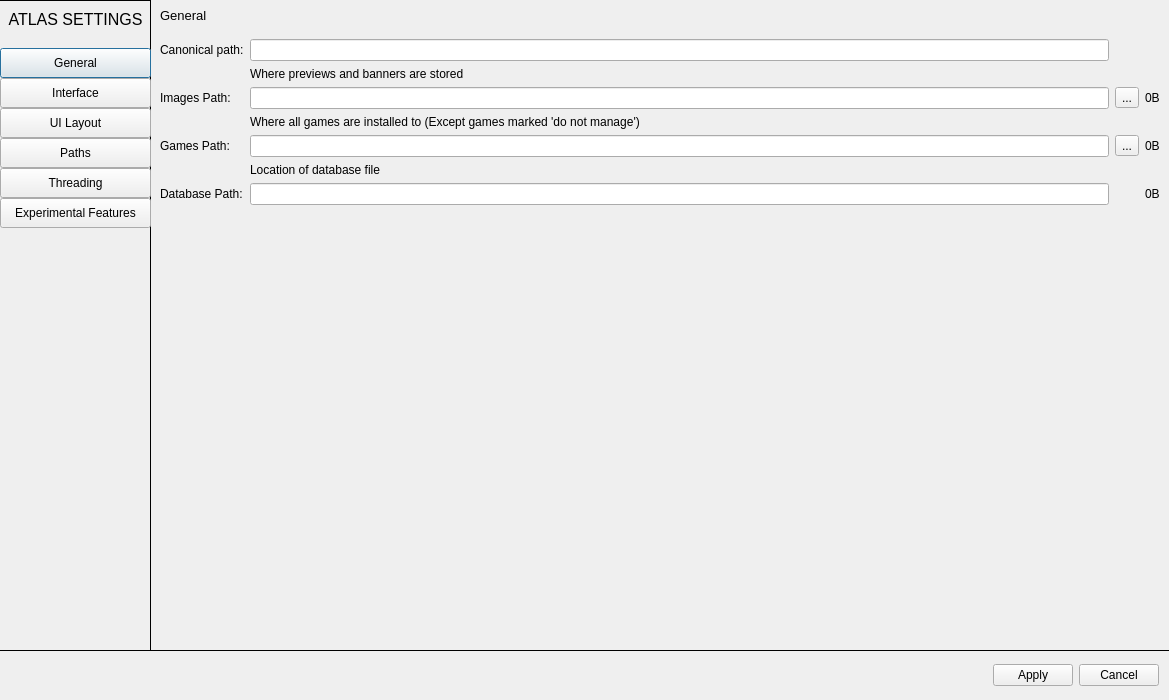
First picture: the form in atlas/ui/dialog/SettingsDialog.ui, repository KJNeko/Atlas, before the edit.
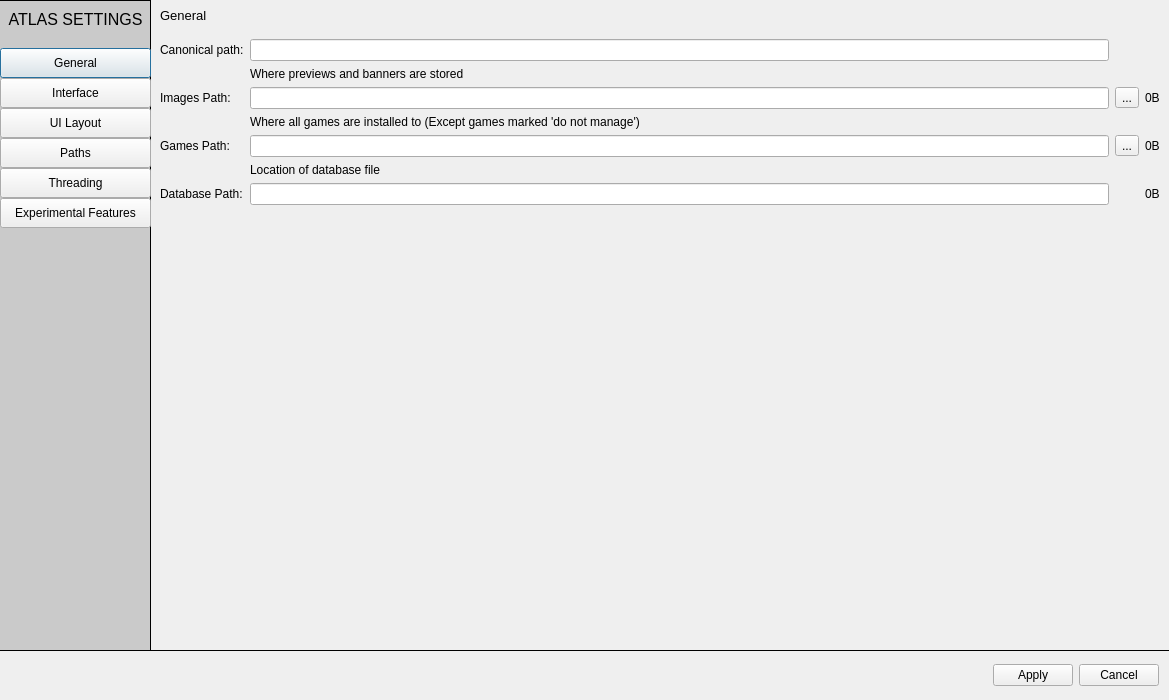
Second picture: the form after the edit. Icons and pictures are not drawn.

Commit message: qss ui updates for main window

Patch:
```diff
--- a/atlas/ui/dialog/SettingsDialog.ui
+++ b/atlas/ui/dialog/SettingsDialog.ui
@@ -47,13 +47,13 @@
       </size>
      </property>
      <property name="styleSheet">
-      <string notr="true">QWidget#SettingsMenu{
-border-style: outset;
+      <string notr="true">#SettingsMenu{border-style: outset;
 border-width: 1px;
 border-color: rgb(0, 0, 0);
 border-left:none;
 border-bottom:none;
-}</string>
+background-color: rgb(202, 202, 202);}
+</string>
      </property>
      <layout class="QGridLayout" name="gridLayout_5">
       <property name="leftMargin">
```
Left out of the diff: 2 changed lines with no effect on the pictures. The commit also changes 2 other files.
